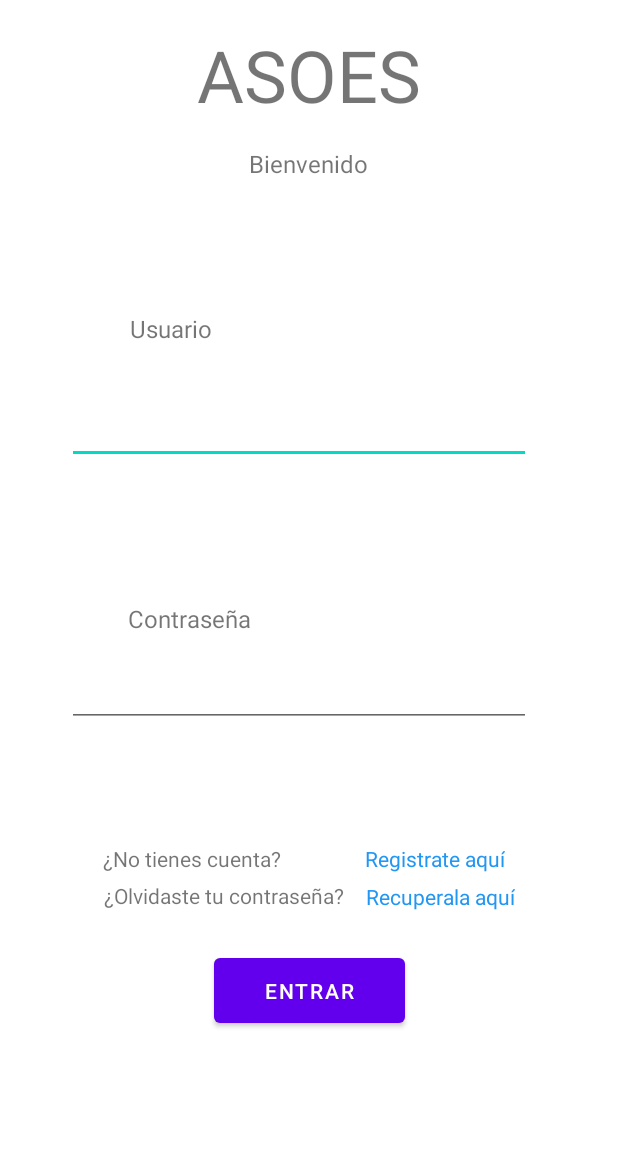
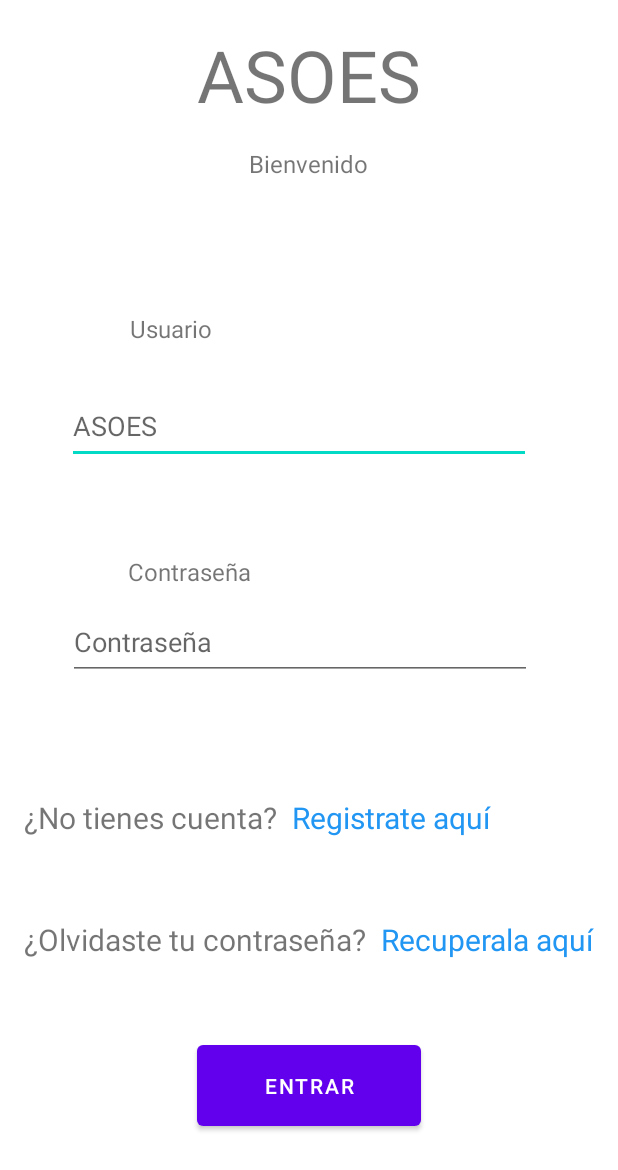
Before and after one commit to renteriaLuisC56/Asoes, an Android app: the screen it shows after launch (Login), on a phone screen of 412 x 824 dp. Shown: the top 1170 px of the screen. Run offline under Robolectric (Android 15) with nearby library versions, the phone set to English and light mode, and no system bars.

Commit message:
Cambios menores a registro y se agregó recuperacion de contraseña

```diff
--- a/app/src/main/AndroidManifest.xml
+++ b/app/src/main/AndroidManifest.xml
@@ -9,6 +9,9 @@
         android:roundIcon="@mipmap/ic_launcher_round"
         android:supportsRtl="true"
         android:theme="@style/Theme.Asoes">
+        <activity
+            android:name=".recuperaPassword"
+            android:exported="false" />
         <activity
             android:name=".registroCompletoProfesor"
             android:exported="false" />
--- a/app/src/main/java/com/example/asoes/Login.java
+++ b/app/src/main/java/com/example/asoes/Login.java
@@ -9,7 +9,7 @@ import android.widget.TextView;
 import android.widget.Button;
 
 public class Login extends AppCompatActivity {
-    TextView txtReg;
+    TextView txtReg,txtContra;
     Button btnEntrar;
 
     @Override
@@ -18,13 +18,15 @@ public class Login extends AppCompatActivity {
         setContentView(R.layout.activity_login);
 
         txtReg = (TextView)findViewById(R.id.lblRegistro);
+        txtContra = (TextView)findViewById(R.id.lblContraseña);
+        //Event registry
         txtReg.setOnClickListener(new View.OnClickListener() {
             @Override
             public void onClick(View view) {
                 openRegister();
             }
         });
-
+        //Event main
         btnEntrar = (Button)findViewById(R.id.btnEntrar);
         btnEntrar.setOnClickListener(new View.OnClickListener() {
             @Override
@@ -32,7 +34,14 @@ public class Login extends AppCompatActivity {
                 openMain();
             }
         });
-
+        //Event Password
+        txtContra =(TextView)findViewById(R.id.lblContraseña);
+        txtContra.setOnClickListener(new View.OnClickListener() {
+            @Override
+            public void onClick(View view) {
+                openRecuperaPass();
+            }
+        });
 
     }
     public void openRegister(){
@@ -45,6 +54,11 @@ public class Login extends AppCompatActivity {
         Intent a = new Intent(this,MainActivity.class);
         startActivity(a);
     }
+    public void openRecuperaPass(){
+
+        Intent a = new Intent(this,recuperaPassword.class);
+        startActivity(a);
+    }
 
 
 }
--- a/app/src/main/res/layout/activity_login.xml
+++ b/app/src/main/res/layout/activity_login.xml
@@ -36,12 +36,41 @@
         android:layout_width="wrap_content"
         android:layout_height="wrap_content"
         android:text="¿Olvidaste tu contraseña?"
+        android:textSize="20sp"
         app:layout_constraintBottom_toBottomOf="parent"
         app:layout_constraintEnd_toEndOf="parent"
-        app:layout_constraintHorizontal_bias="0.276"
+        app:layout_constraintHorizontal_bias="0.088"
         app:layout_constraintStart_toStartOf="parent"
         app:layout_constraintTop_toTopOf="parent"
-        app:layout_constraintVertical_bias="0.73" />
+        app:layout_constraintVertical_bias="0.769" />
+
+    <TextView
+        android:id="@+id/lblRegistro"
+        android:layout_width="wrap_content"
+        android:layout_height="wrap_content"
+        android:linksClickable="true"
+        android:text="Registrate aquí"
+        android:textColor="#2196F3"
+        android:textSize="20sp"
+        app:layout_constraintBottom_toBottomOf="parent"
+        app:layout_constraintEnd_toEndOf="parent"
+        app:layout_constraintHorizontal_bias="0.696"
+        app:layout_constraintStart_toStartOf="parent"
+        app:layout_constraintTop_toTopOf="parent"
+        app:layout_constraintVertical_bias="0.667" />
+
+    <TextView
+        android:id="@+id/textView5"
+        android:layout_width="wrap_content"
+        android:layout_height="wrap_content"
+        android:text="¿No tienes cuenta?"
+        android:textSize="20sp"
+        app:layout_constraintBottom_toBottomOf="parent"
+        app:layout_constraintEnd_toEndOf="parent"
+        app:layout_constraintHorizontal_bias="0.066"
+        app:layout_constraintStart_toStartOf="parent"
+        app:layout_constraintTop_toTopOf="parent"
+        app:layout_constraintVertical_bias="0.667" />
 
     <TextView
         android:id="@+id/lblContraseña"
@@ -50,55 +79,31 @@
         android:linksClickable="true"
         android:text="Recuperala aquí"
         android:textColor="#2196F3"
+        android:textSize="20sp"
         app:layout_constraintBottom_toBottomOf="parent"
         app:layout_constraintEnd_toEndOf="parent"
-        app:layout_constraintHorizontal_bias="0.78"
+        app:layout_constraintHorizontal_bias="0.94"
         app:layout_constraintStart_toStartOf="parent"
         app:layout_constraintTop_toTopOf="parent"
-        app:layout_constraintVertical_bias="0.731" />
-
-    <TextView
-        android:id="@+id/lblRegistro"
-        android:layout_width="wrap_content"
-        android:layout_height="wrap_content"
-        android:linksClickable="true"
-        android:text="Registrate aquí"
-        android:textColor="#2196F3"
-        app:layout_constraintBottom_toBottomOf="parent"
-        app:layout_constraintEnd_toEndOf="parent"
-        app:layout_constraintHorizontal_bias="0.763"
-        app:layout_constraintStart_toStartOf="parent"
-        app:layout_constraintTop_toTopOf="parent"
-        app:layout_constraintVertical_bias="0.699" />
-
-    <TextView
-        android:id="@+id/textView5"
-        android:layout_width="wrap_content"
-        android:layout_height="wrap_content"
-        android:text="¿No tienes cuenta?"
-        app:layout_constraintBottom_toBottomOf="parent"
-        app:layout_constraintEnd_toEndOf="parent"
-        app:layout_constraintHorizontal_bias="0.235"
-        app:layout_constraintStart_toStartOf="parent"
-        app:layout_constraintTop_toTopOf="parent"
-        app:layout_constraintVertical_bias="0.699" />
+        app:layout_constraintVertical_bias="0.769" />
 
     <Button
         android:id="@+id/btnEntrar"
-        android:layout_width="127dp"
-        android:layout_height="55dp"
+        android:layout_width="149dp"
+        android:layout_height="66dp"
         android:text="Entrar"
         app:layout_constraintBottom_toBottomOf="parent"
         app:layout_constraintEnd_toEndOf="parent"
         app:layout_constraintStart_toStartOf="parent"
         app:layout_constraintTop_toTopOf="parent"
-        app:layout_constraintVertical_bias="0.823" />
+        app:layout_constraintVertical_bias="0.911" />
 
     <EditText
         android:id="@+id/txtUser"
         android:layout_width="309dp"
         android:layout_height="50dp"
         android:ems="10"
+        android:hint="ASOES"
         android:inputType="textPersonName"
         app:layout_constraintBottom_toBottomOf="parent"
         app:layout_constraintEnd_toEndOf="parent"
@@ -125,13 +130,14 @@
         android:layout_width="309dp"
         android:layout_height="50dp"
         android:ems="10"
+        android:hint="Contraseña"
         android:inputType="textPassword"
         app:layout_constraintBottom_toBottomOf="parent"
         app:layout_constraintEnd_toEndOf="parent"
-        app:layout_constraintHorizontal_bias="0.437"
+        app:layout_constraintHorizontal_bias="0.441"
         app:layout_constraintStart_toStartOf="parent"
         app:layout_constraintTop_toTopOf="parent"
-        app:layout_constraintVertical_bias="0.562" />
+        app:layout_constraintVertical_bias="0.521" />
 
     <TextView
         android:id="@+id/textView9"
@@ -141,7 +147,8 @@
         android:textSize="16sp"
         app:layout_constraintBottom_toBottomOf="parent"
         app:layout_constraintEnd_toEndOf="parent"
-        app:layout_constraintHorizontal_bias="0.259"
+        app:layout_constraintHorizontal_bias="0.258"
         app:layout_constraintStart_toStartOf="parent"
-        app:layout_constraintTop_toTopOf="parent" />
+        app:layout_constraintTop_toTopOf="parent"
+        app:layout_constraintVertical_bias="0.461" />
 </androidx.constraintlayout.widget.ConstraintLayout>
--- a/app/src/main/res/layout/activity_registro.xml
+++ b/app/src/main/res/layout/activity_registro.xml
@@ -82,6 +82,7 @@
         android:layout_width="wrap_content"
         android:layout_height="wrap_content"
         android:ems="10"
+        android:hint="Usuario"
         android:inputType="textPersonName"
         android:minHeight="48dp"
         app:layout_constraintBottom_toBottomOf="parent"
@@ -97,6 +98,7 @@
         android:layout_width="wrap_content"
         android:layout_height="wrap_content"
         android:ems="10"
+        android:hint="Contraseña"
         android:inputType="textPassword"
         android:minHeight="48dp"
         app:layout_constraintBottom_toBottomOf="parent"
@@ -124,6 +126,7 @@
         android:layout_width="wrap_content"
         android:layout_height="wrap_content"
         android:ems="10"
+        android:hint="Confirma Contraseña"
         android:inputType="textPassword"
         app:layout_constraintBottom_toBottomOf="parent"
         app:layout_constraintEnd_toEndOf="parent"
@@ -150,6 +153,7 @@
         android:layout_width="339dp"
         android:layout_height="50dp"
         android:ems="10"
+        android:hint="ASOES@EXAMPLE.COM"
         android:inputType="textEmailAddress"
         app:layout_constraintBottom_toBottomOf="parent"
         app:layout_constraintEnd_toEndOf="parent"
--- a/app/src/main/res/layout/activity_registro2.xml
+++ b/app/src/main/res/layout/activity_registro2.xml
@@ -11,6 +11,7 @@
         android:layout_width="311dp"
         android:layout_height="53dp"
         android:ems="10"
+        android:hint="GONZALEZ"
         android:inputType="textPersonName"
         android:minHeight="48dp"
         app:layout_constraintBottom_toBottomOf="parent"
@@ -50,6 +51,7 @@
         android:layout_width="311dp"
         android:layout_height="53dp"
         android:ems="10"
+        android:hint="GARCIA"
         android:inputType="textPersonName"
         android:minHeight="48dp"
         app:layout_constraintBottom_toBottomOf="parent"
@@ -77,6 +79,7 @@
         android:layout_width="311dp"
         android:layout_height="53dp"
         android:ems="10"
+        android:hint="MARIA"
         android:inputType="textPersonName"
         android:minHeight="48dp"
         app:layout_constraintBottom_toBottomOf="parent"
@@ -104,8 +107,8 @@
         android:layout_width="311dp"
         android:layout_height="53dp"
         android:ems="10"
+        android:hint="dd/mm/yyyy"
         android:inputType="date"
-        android:text="dd/mm/yyyy"
         app:layout_constraintBottom_toBottomOf="parent"
         app:layout_constraintEnd_toEndOf="parent"
         app:layout_constraintHorizontal_bias="0.099"
--- /dev/null
+++ b/app/src/main/res/values-land/dimens.xml
@@ -0,0 +1,3 @@
+<resources>
+ <dimen name="activity_horizontal_margin">48dp</dimen>
+</resources>
--- /dev/null
+++ b/app/src/main/res/values-w1240dp/dimens.xml
@@ -0,0 +1,3 @@
+<resources>
+ <dimen name="activity_horizontal_margin">200dp</dimen>
+</resources>
--- /dev/null
+++ b/app/src/main/res/values-w600dp/dimens.xml
@@ -0,0 +1,3 @@
+<resources>
+ <dimen name="activity_horizontal_margin">48dp</dimen>
+</resources>
--- /dev/null
+++ b/app/src/main/res/values/dimens.xml
@@ -0,0 +1,5 @@
+<resources>
+    <!-- Default screen margins, per the Android Design guidelines. -->
+ <dimen name="activity_horizontal_margin">16dp</dimen>
+ <dimen name="activity_vertical_margin">16dp</dimen>
+</resources>
```
Also changed, not shown: app/src/main/java/com/example/asoes/recuperaPassword.java (added, +24 -0 lines), app/src/main/res/layout/activity_recupera_password.xml (added, +101 -0 lines), app/src/main/res/layout/activity_registro3_profesores.xml (+6 -4 lines), app/src/main/res/layout/activity_registro_completo.xml (+18 -19 lines), app/src/main/res/layout/activity_registro_completo_profesor.xml (+28 -22 lines).
